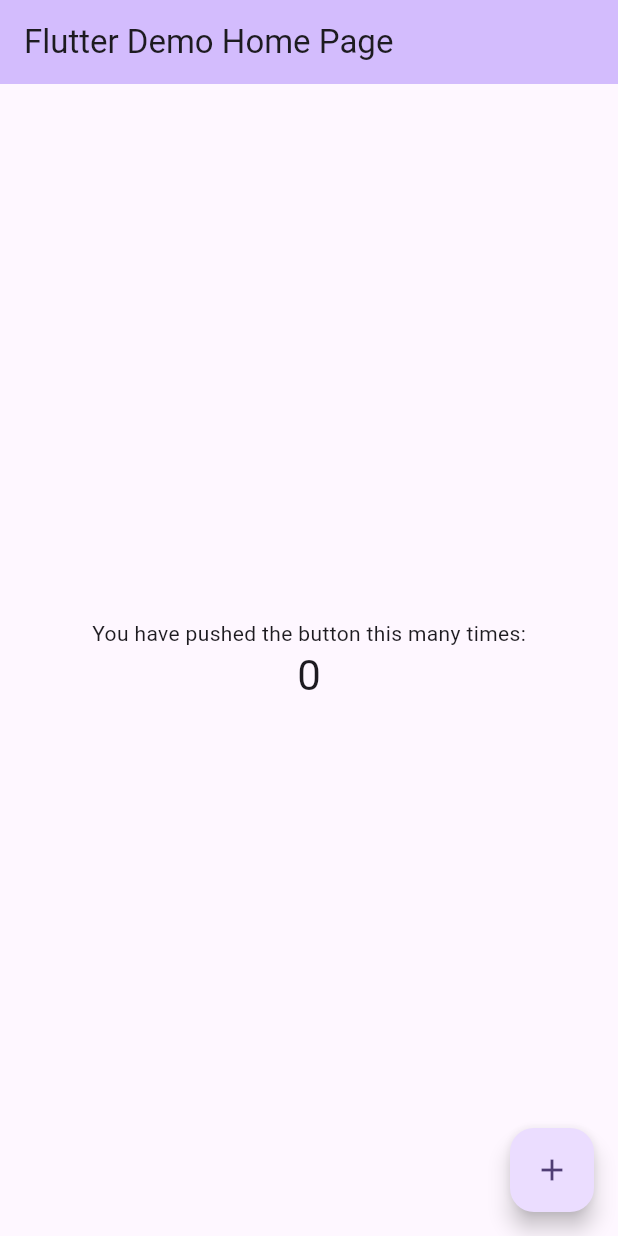
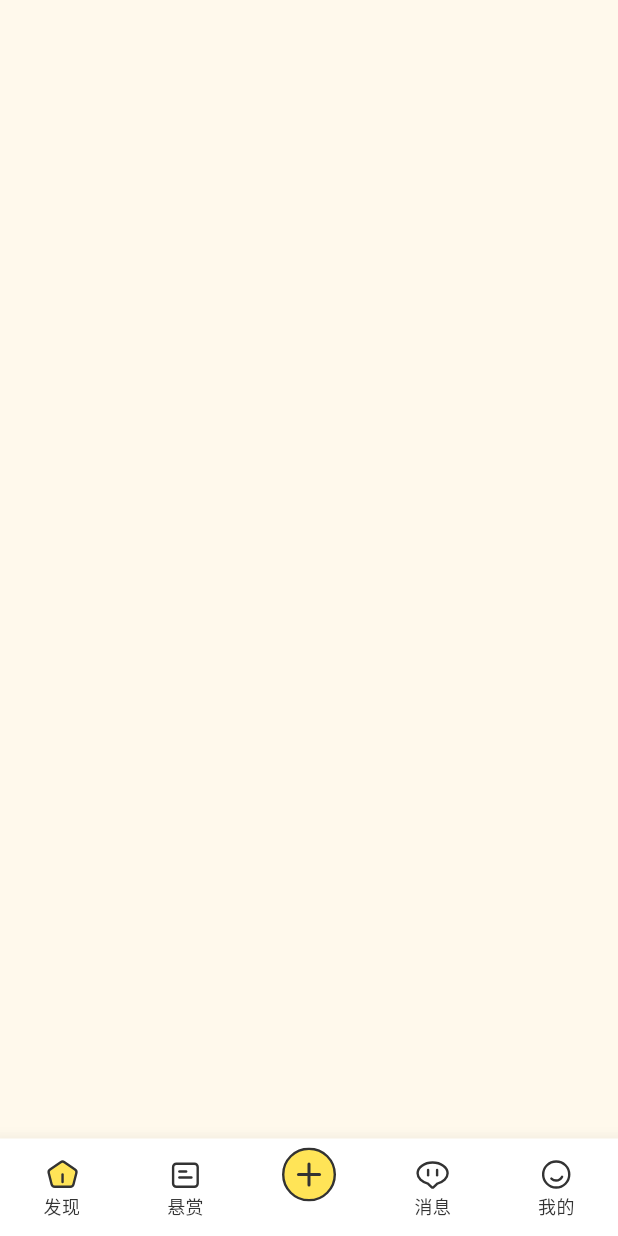
Before and after one commit to Esthert0109/part_time_app3, a Flutter app: the screen it shows after launch, on a phone screen of 412 x 824 dp. Run offline on Flutter 3.47's test engine with Material 3 defaults, Android fonts, the phone set to English and light mode, and no system bars; our stand-ins replace flutter_svg, get.

Commit message:
setup bottomNaviBar

```diff
--- /dev/null
+++ b/part_time_app/lib/Constants/colorConstant.dart
@@ -0,0 +1,8 @@
+import 'package:flutter/material.dart';
+
+const kMainYellowColor = Color(0xffFFE457);
+const kMainBlackColor = Color(0xff333333);
+const kMainGreyColor = Color(0xff666666);
+const kSecondGreyColor = Color(0xff999999);
+const kMainRedColor = Color(0xffEF4C54);
+const kMainWhiteColor = Color(0xffFFFFFF);
--- /dev/null
+++ b/part_time_app/lib/Constants/textStyleConstant.dart
@@ -0,0 +1,6 @@
+import 'package:flutter/material.dart';
+
+import 'colorConstant.dart';
+
+const bottomNaviBarTextStyle = TextStyle(
+    fontSize: 12, fontWeight: FontWeight.w400, color: kMainBlackColor);
--- /dev/null
+++ b/part_time_app/lib/Pages/Explore/exploreMainPage.dart
@@ -0,0 +1,15 @@
+import 'package:flutter/widgets.dart';
+
+class ExploreMainPage extends StatefulWidget {
+  const ExploreMainPage({super.key});
+
+  @override
+  State<ExploreMainPage> createState() => _ExploreMainPageState();
+}
+
+class _ExploreMainPageState extends State<ExploreMainPage> {
+  @override
+  Widget build(BuildContext context) {
+    return Container();
+  }
+}
--- /dev/null
+++ b/part_time_app/lib/Pages/Message/messageMainPage.dart
@@ -0,0 +1,15 @@
+import 'package:flutter/widgets.dart';
+
+class MessageMainPage extends StatefulWidget {
+  const MessageMainPage({super.key});
+
+  @override
+  State<MessageMainPage> createState() => _MessageMainPageState();
+}
+
+class _MessageMainPageState extends State<MessageMainPage> {
+  @override
+  Widget build(BuildContext context) {
+    return Container();
+  }
+}
--- /dev/null
+++ b/part_time_app/lib/Pages/MissionIssuer/missionPublishMainPage.dart
@@ -0,0 +1,15 @@
+import 'package:flutter/widgets.dart';
+
+class MissionPublishMainPage extends StatefulWidget {
+  const MissionPublishMainPage({super.key});
+
+  @override
+  State<MissionPublishMainPage> createState() => _MissionPublishMainPageState();
+}
+
+class _MissionPublishMainPageState extends State<MissionPublishMainPage> {
+  @override
+  Widget build(BuildContext context) {
+    return Container();
+  }
+}
--- /dev/null
+++ b/part_time_app/lib/Pages/MissionStatus/missionStatusMainPage.dart
@@ -0,0 +1,15 @@
+import 'package:flutter/widgets.dart';
+
+class MissionStatusMainPage extends StatefulWidget {
+  const MissionStatusMainPage({super.key});
+
+  @override
+  State<MissionStatusMainPage> createState() => _MissionStatusMainPageState();
+}
+
+class _MissionStatusMainPageState extends State<MissionStatusMainPage> {
+  @override
+  Widget build(BuildContext context) {
+    return Container();
+  }
+}
--- /dev/null
+++ b/part_time_app/lib/Pages/UserProfile/userProfileMainPage.dart
@@ -0,0 +1,15 @@
+import 'package:flutter/widgets.dart';
+
+class UserProfileMainPage extends StatefulWidget {
+  const UserProfileMainPage({super.key});
+
+  @override
+  State<UserProfileMainPage> createState() => _UserProfileMainPageState();
+}
+
+class _UserProfileMainPageState extends State<UserProfileMainPage> {
+  @override
+  Widget build(BuildContext context) {
+    return Container();
+  }
+}
--- /dev/null
+++ b/part_time_app/lib/Pages/homePage.dart
@@ -0,0 +1,117 @@
+import 'package:flutter/material.dart';
+import 'package:flutter_svg/flutter_svg.dart';
+import 'package:part_time_app/Pages/Explore/exploreMainPage.dart';
+import 'package:part_time_app/Pages/Message/messageMainPage.dart';
+import 'package:part_time_app/Pages/MissionIssuer/missionPublishMainPage.dart';
+import 'package:part_time_app/Pages/MissionStatus/missionStatusMainPage.dart';
+import 'package:part_time_app/Pages/UserProfile/userProfileMainPage.dart';
+
+import '../Constants/colorConstant.dart';
+import '../Constants/textStyleConstant.dart';
+
+class HomePage extends StatefulWidget {
+  const HomePage({super.key});
+
+  @override
+  State<HomePage> createState() => _HomePageState();
+}
+
+class _HomePageState extends State<HomePage> {
+  int selectionIndex = 0;
+  double size = 24;
+
+  static const List<Widget> homePageOptions = <Widget>[
+    ExploreMainPage(),
+    MissionStatusMainPage(),
+    MissionPublishMainPage(),
+    MessageMainPage(),
+    UserProfileMainPage()
+  ];
+
+  void homePageOnTap(int option) {
+    setState(() {
+      selectionIndex = option;
+    });
+  }
+
+  @override
+  Widget build(BuildContext context) {
+    return Scaffold(
+      body: Center(
+        child: homePageOptions.elementAt(selectionIndex),
+      ),
+      bottomNavigationBar: BottomNavigationBar(
+        backgroundColor: kMainWhiteColor,
+        currentIndex: selectionIndex,
+        type: BottomNavigationBarType.fixed,
+        elevation: 10,
+        selectedItemColor: kMainBlackColor,
+        unselectedItemColor: kMainBlackColor,
+        selectedLabelStyle: bottomNaviBarTextStyle,
+        unselectedLabelStyle: bottomNaviBarTextStyle,
+        onTap: homePageOnTap,
+        items: <BottomNavigationBarItem>[
+          BottomNavigationBarItem(
+              icon: selectionIndex == 0
+                  ? SvgPicture.asset(
+                      "assets/bottomNaviBar/explore_selected.svg",
+                      width: size,
+                      height: size,
+                    )
+                  : SvgPicture.asset(
+                      "assets/bottomNaviBar/explore_unselected.svg",
+                      width: size,
+                      height: size,
+                    ),
+              label: '发现'),
+          BottomNavigationBarItem(
+              icon: selectionIndex == 1
+                  ? SvgPicture.asset(
+                      "assets/bottomNaviBar/mission_selected.svg",
+                      width: size,
+                      height: size,
+                    )
+                  : SvgPicture.asset(
+                      "assets/bottomNaviBar/mission_unselected.svg",
+                      width: size,
+                      height: size,
+                    ),
+              label: '悬赏'),
+          BottomNavigationBarItem(
+              icon: SvgPicture.asset(
+                "assets/bottomNaviBar/publish.svg",
+                width: 36,
+                height: 36,
+              ),
+              label: ""),
+          BottomNavigationBarItem(
+              icon: selectionIndex == 3
+                  ? SvgPicture.asset(
+                      "assets/bottomNaviBar/message_selected.svg",
+                      width: size,
+                      height: size,
+                    )
+                  : SvgPicture.asset(
+                      "assets/bottomNaviBar/message_unselected.svg",
+                      width: size,
+                      height: size,
+                    ),
+              label: '消息'),
+          BottomNavigationBarItem(
+              icon: selectionIndex == 4
+                  ? SvgPicture.asset(
+                      "assets/bottomNaviBar/user_selected.svg",
+                      width: size,
+                      height: size,
+                    )
+                  : SvgPicture.asset(
+                      "assets/bottomNaviBar/user_unselected.svg",
+                      width: size,
+                      height: size,
+                    ),
+              label: '我的')
+        ],
+      ),
+    );
+  }
+}
--- a/part_time_app/lib/main.dart
+++ b/part_time_app/lib/main.dart
@@ -1,125 +1,34 @@
 import 'package:flutter/material.dart';
+import 'package:flutter/services.dart';
+import 'package:get/get.dart';
+import 'package:part_time_app/Constants/colorConstant.dart';
 
-void main() {
+import 'Pages/homePage.dart';
+
+void main() async {
+  WidgetsFlutterBinding.ensureInitialized();
+  SystemChrome.setEnabledSystemUIMode(SystemUiMode.edgeToEdge);
   runApp(const MyApp());
 }
 
-class MyApp extends StatelessWidget {
+class MyApp extends StatefulWidget {
   const MyApp({super.key});
 
+  @override
+  State<MyApp> createState() => _MyAppState();
+}
+
+class _MyAppState extends State<MyApp> {
   // This widget is the root of your application.
   @override
   Widget build(BuildContext context) {
-    return MaterialApp(
-      title: 'Flutter Demo',
+    return GetMaterialApp(
+      debugShowCheckedModeBanner: false,
       theme: ThemeData(
-        // This is the theme of your application.
-        //
-        // TRY THIS: Try running your application with "flutter run". You'll see
-        // the application has a purple toolbar. Then, without quitting the app,
-        // try changing the seedColor in the colorScheme below to Colors.green
-        // and then invoke "hot reload" (save your changes or press the "hot
-        // reload" button in a Flutter-supported IDE, or press "r" if you used
-        // the command line to start the app).
-        //
-        // Notice that the counter didn't reset back to zero; the application
-        // state is not lost during the reload. To reset the state, use hot
-        // restart instead.
-        //
-        // This works for code too, not just values: Most code changes can be
-        // tested with just a hot reload.
-        colorScheme: ColorScheme.fromSeed(seedColor: Colors.deepPurple),
+        colorScheme: ColorScheme.fromSeed(seedColor: kMainYellowColor),
         useMaterial3: true,
       ),
-      home: const MyHomePage(title: 'Flutter Demo Home Page'),
+      home: const HomePage(),
     );
   }
 }
-
-class MyHomePage extends StatefulWidget {
-  const MyHomePage({super.key, required this.title});
-
-  // This widget is the home page of your application. It is stateful, meaning
-  // that it has a State object (defined below) that contains fields that affect
-  // how it looks.
-
-  // This class is the configuration for the state. It holds the values (in this
-  // case the title) provided by the parent (in this case the App widget) and
-  // used by the build method of the State. Fields in a Widget subclass are
-  // always marked "final".
-
-  final String title;
-
-  @override
-  State<MyHomePage> createState() => _MyHomePageState();
-}
-
-class _MyHomePageState extends State<MyHomePage> {
-  int _counter = 0;
-
-  void _incrementCounter() {
-    setState(() {
-      // This call to setState tells the Flutter framework that something has
-      // changed in this State, which causes it to rerun the build method below
-      // so that the display can reflect the updated values. If we changed
-      // _counter without calling setState(), then the build method would not be
-      // called again, and so nothing would appear to happen.
-      _counter++;
-    });
-  }
-
-  @override
-  Widget build(BuildContext context) {
-    // This method is rerun every time setState is called, for instance as done
-    // by the _incrementCounter method above.
-    //
-    // The Flutter framework has been optimized to make rerunning build methods
-    // fast, so that you can just rebuild anything that needs updating rather
-    // than having to individually change instances of widgets.
-    return Scaffold(
-      appBar: AppBar(
-        // TRY THIS: Try changing the color here to a specific color (to
-        // Colors.amber, perhaps?) and trigger a hot reload to see the AppBar
-        // change color while the other colors stay the same.
-        backgroundColor: Theme.of(context).colorScheme.inversePrimary,
-        // Here we take the value from the MyHomePage object that was created by
-        // the App.build method, and use it to set our appbar title.
-        title: Text(widget.title),
-      ),
-      body: Center(
-        // Center is a layout widget. It takes a single child and positions it
-        // in the middle of the parent.
-        child: Column(
-          // Column is also a layout widget. It takes a list of children and
-          // arranges them vertically. By default, it sizes itself to fit its
-          // children horizontally, and tries to be as tall as its parent.
-          //
-          // Column has various properties to control how it sizes itself and
-          // how it positions its children. Here we use mainAxisAlignment to
-          // center the children vertically; the main axis here is the vertical
-          // axis because Columns are vertical (the cross axis would be
-          // horizontal).
-          //
-          // TRY THIS: Invoke "debug painting" (choose the "Toggle Debug Paint"
-          // action in the IDE, or press "p" in the console), to see the
-          // wireframe for each widget.
-          mainAxisAlignment: MainAxisAlignment.center,
-          children: <Widget>[
-            const Text(
-              'You have pushed the button this many times:',
-            ),
-            Text(
-              '$_counter',
-              style: Theme.of(context).textTheme.headlineMedium,
-            ),
-          ],
-        ),
-      ),
-      floatingActionButton: FloatingActionButton(
-        onPressed: _incrementCounter,
-        tooltip: 'Increment',
-        child: const Icon(Icons.add),
-      ), // This trailing comma makes auto-formatting nicer for build methods.
-    );
-  }
-}
```
Also changed, not shown: part_time_app/pubspec.yaml (+4 -3 lines), part_time_app/assets/bottomNaviBar/explore_selected.svg (added), part_time_app/assets/bottomNaviBar/explore_unselected.svg (added), part_time_app/assets/bottomNaviBar/message_selected.svg (added), part_time_app/assets/bottomNaviBar/message_unselected.svg (added), part_time_app/assets/bottomNaviBar/mission_selected.svg (added), part_time_app/assets/bottomNaviBar/mission_unselected.svg (added), part_time_app/assets/bottomNaviBar/publish.svg (added), part_time_app/assets/bottomNaviBar/user_selected.svg (added), part_time_app/assets/bottomNaviBar/user_unselected.svg (added), part_time_app/pubspec.lock.
